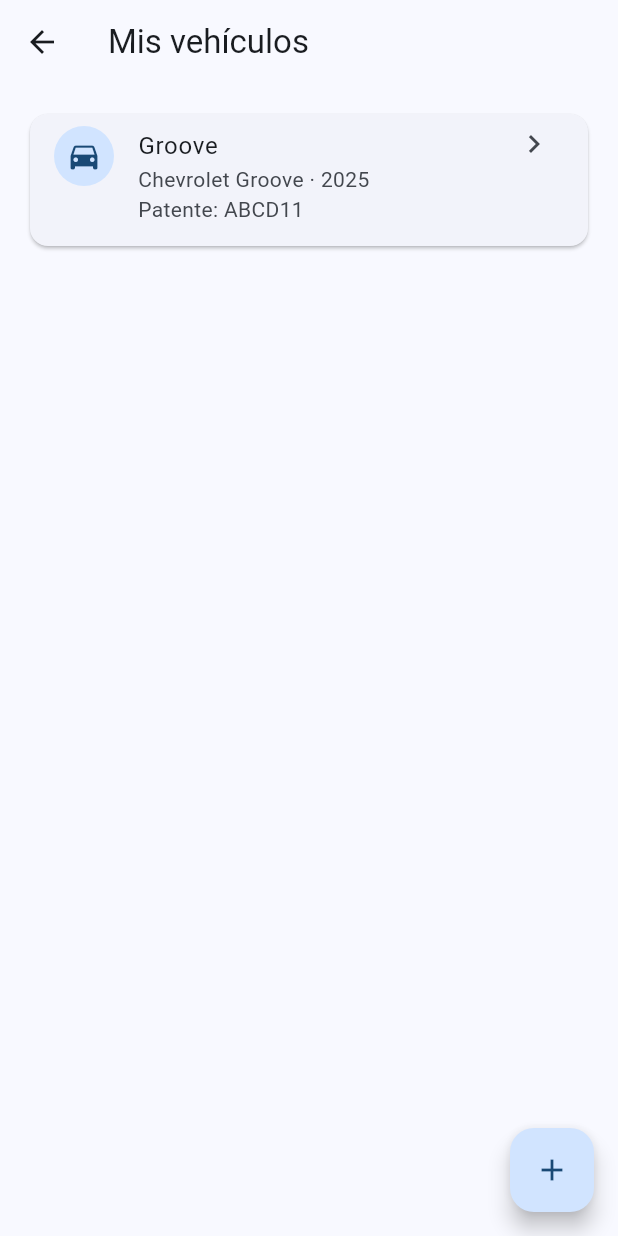
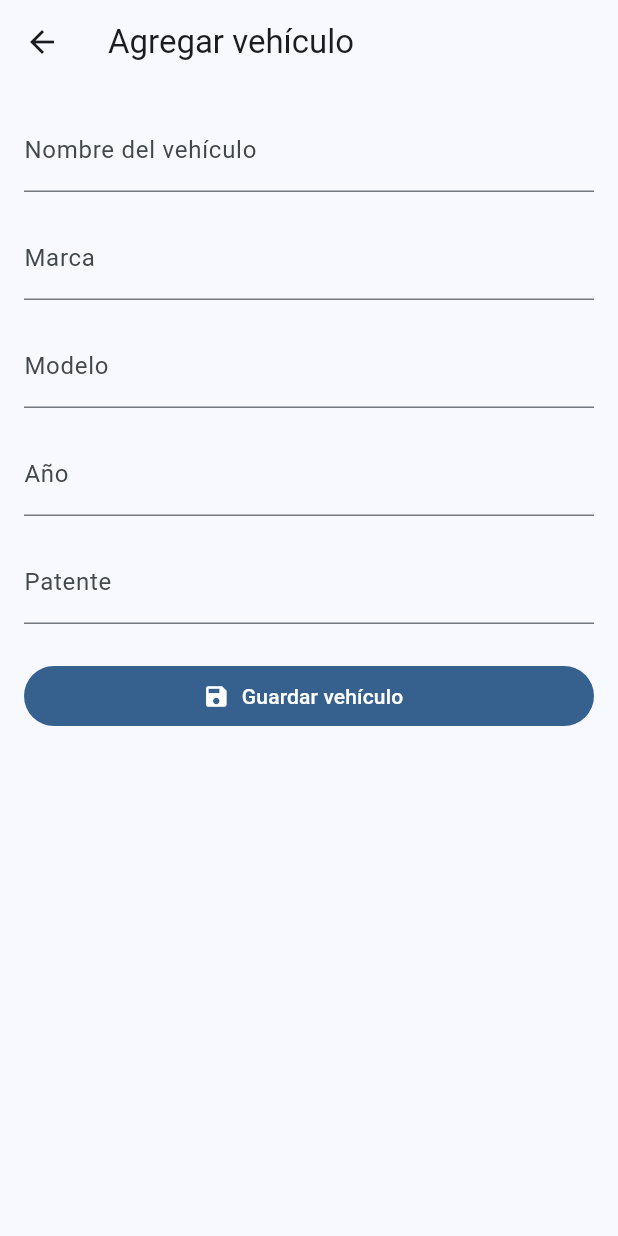
Before and after one commit to AlvaroCC96/AutoDoc, a Flutter app: the VehiclesPage screen opened directly, after a tap on the "add" icon, on a phone screen of 412 x 824 dp. Run offline on Flutter 3.47's test engine with Material 3 defaults, Android fonts, the phone set to English and light mode, and no system bars.

Commit message:
feat: add vehicle form and in-memory vehicle list

```diff
--- /dev/null
+++ b/lib/features/vehicles/domain/vehicle.dart
@@ -0,0 +1,17 @@
+class Vehicle {
+  final String id;
+  final String nickname;
+  final String brand;
+  final String model;
+  final String plate;
+  final int year;
+
+  const Vehicle({
+    required this.id,
+    required this.nickname,
+    required this.brand,
+    required this.model,
+    required this.plate,
+    required this.year,
+  });
+}
--- /dev/null
+++ b/lib/features/vehicles/presentation/pages/add_vehicle_page.dart
@@ -0,0 +1,149 @@
+import 'package:flutter/material.dart';
+import '../../domain/vehicle.dart';
+
+class AddVehiclePage extends StatefulWidget {
+  const AddVehiclePage({super.key});
+
+  @override
+  State<AddVehiclePage> createState() => _AddVehiclePageState();
+}
+
+class _AddVehiclePageState extends State<AddVehiclePage> {
+  final _formKey = GlobalKey<FormState>();
+
+  final _nicknameController = TextEditingController();
+  final _brandController = TextEditingController();
+  final _modelController = TextEditingController();
+  final _plateController = TextEditingController();
+  final _yearController = TextEditingController();
+
+  @override
+  void dispose() {
+    _nicknameController.dispose();
+    _brandController.dispose();
+    _modelController.dispose();
+    _plateController.dispose();
+    _yearController.dispose();
+    super.dispose();
+  }
+
+  void _saveVehicle() {
+    if (!_formKey.currentState!.validate()) return;
+
+    final vehicle = Vehicle(
+      id: DateTime.now().millisecondsSinceEpoch.toString(),
+      nickname: _nicknameController.text.trim(),
+      brand: _brandController.text.trim(),
+      model: _modelController.text.trim(),
+      plate: _plateController.text.trim().toUpperCase(),
+      year: int.parse(_yearController.text.trim()),
+    );
+
+    Navigator.of(context).pop(vehicle);
+  }
+
+  @override
+  Widget build(BuildContext context) {
+    return Scaffold(
+      appBar: AppBar(
+        title: const Text('Agregar vehículo'),
+      ),
+      body: Padding(
+        padding: const EdgeInsets.all(16),
+        child: Form(
+          key: _formKey,
+          child: ListView(
+            children: [
+              TextFormField(
+                controller: _nicknameController,
+                decoration: const InputDecoration(
+                  labelText: 'Nombre del vehículo',
+                  hintText: 'Ej: Groove',
+                ),
+                validator: (value) {
+                  if (value == null || value.trim().isEmpty) {
+                    return 'Ingresa un nombre';
+                  }
+                  return null;
+                },
+              ),
+              const SizedBox(height: 16),
+              TextFormField(
+                controller: _brandController,
+                decoration: const InputDecoration(
+                  labelText: 'Marca',
+                  hintText: 'Ej: Chevrolet',
+                ),
+                validator: (value) {
+                  if (value == null || value.trim().isEmpty) {
+                    return 'Ingresa la marca';
+                  }
+                  return null;
+                },
+              ),
+              const SizedBox(height: 16),
+              TextFormField(
+                controller: _modelController,
+                decoration: const InputDecoration(
+                  labelText: 'Modelo',
+                  hintText: 'Ej: Groove',
+                ),
+                validator: (value) {
+                  if (value == null || value.trim().isEmpty) {
+                    return 'Ingresa el modelo';
+                  }
+                  return null;
+                },
+              ),
+              const SizedBox(height: 16),
+              TextFormField(
+                controller: _yearController,
+                keyboardType: TextInputType.number,
+                decoration: const InputDecoration(
+                  labelText: 'Año',
+                  hintText: 'Ej: 2025',
+                ),
+                validator: (value) {
+                  if (value == null || value.trim().isEmpty) {
+                    return 'Ingresa el año';
+                  }
+
+                  final year = int.tryParse(value.trim());
+                  if (year == null) {
+                    return 'Ingresa un año válido';
+                  }
+
+                  if (year < 1900 || year > 2100) {
+                    return 'El año no es válido';
+                  }
+
+                  return null;
+                },
+              ),
+              const SizedBox(height: 16),
+              TextFormField(
+                controller: _plateController,
+                decoration: const InputDecoration(
+                  labelText: 'Patente',
+                  hintText: 'Ej: ABCD11',
+                ),
+                validator: (value) {
+                  if (value == null || value.trim().isEmpty) {
+                    return 'Ingresa la patente';
+                  }
+                  return null;
+                },
+              ),
+              const SizedBox(height: 24),
+              FilledButton.icon(
+                onPressed: _saveVehicle,
+                icon: const Icon(Icons.save),
+                label: const Text('Guardar vehículo'),
+              ),
+            ],
+          ),
+        ),
+      ),
+    );
+  }
+}
--- a/lib/features/vehicles/presentation/pages/vehicles_page.dart
+++ b/lib/features/vehicles/presentation/pages/vehicles_page.dart
@@ -1,44 +1,66 @@
 import 'package:flutter/material.dart';
+import '../../domain/vehicle.dart';
+import 'add_vehicle_page.dart';
 
-class VehiclesPage extends StatelessWidget {
+class VehiclesPage extends StatefulWidget {
   const VehiclesPage({super.key});
 
   @override
+  State<VehiclesPage> createState() => _VehiclesPageState();
+}
+
+class _VehiclesPageState extends State<VehiclesPage> {
+  final List<Vehicle> _vehicles = [
+    const Vehicle(
+      id: '1',
+      nickname: 'Groove',
+      brand: 'Chevrolet',
+      model: 'Groove',
+      plate: 'ABCD11',
+      year: 2025,
+    ),
+  ];
+
+  Future<void> _goToAddVehicle() async {
+    final vehicle = await Navigator.of(context).push<Vehicle>(
+      MaterialPageRoute(
+        builder: (_) => const AddVehiclePage(),
+      ),
+    );
+
+    if (vehicle == null) return;
+
+    setState(() {
+      _vehicles.add(vehicle);
+    });
+  }
+
+  @override
   Widget build(BuildContext context) {
-    final vehicles = [
-      {
-        'name': 'Groove',
-        'brand': 'Chevrolet',
-        'model': 'Groove',
-        'plate': 'ABCD11',
-        'year': '2025',
-      },
-    ];
-
     return Scaffold(
       appBar: AppBar(
         title: const Text('Mis vehículos'),
       ),
       body: Padding(
         padding: const EdgeInsets.all(16),
-        child: vehicles.isEmpty
+        child: _vehicles.isEmpty
             ? const Center(
                 child: Text('Aún no tienes vehículos registrados'),
               )
             : ListView.separated(
-                itemCount: vehicles.length,
+                itemCount: _vehicles.length,
                 separatorBuilder: (_, __) => const SizedBox(height: 12),
                 itemBuilder: (context, index) {
-                  final vehicle = vehicles[index];
+                  final vehicle = _vehicles[index];
 
                   return Card(
                     child: ListTile(
                       leading: const CircleAvatar(
                         child: Icon(Icons.directions_car),
                       ),
-                      title: Text(vehicle['name']!),
+                      title: Text(vehicle.nickname),
                       subtitle: Text(
-                        '${vehicle['brand']} ${vehicle['model']} · ${vehicle['year']}\nPatente: ${vehicle['plate']}',
+                        '${vehicle.brand} ${vehicle.model} · ${vehicle.year}\nPatente: ${vehicle.plate}',
                       ),
                       isThreeLine: true,
                       trailing: const Icon(Icons.chevron_right),
@@ -49,7 +71,7 @@
               ),
       ),
       floatingActionButton: FloatingActionButton(
-        onPressed: () {},
+        onPressed: _goToAddVehicle,
         child: const Icon(Icons.add),
       ),
     );
```
